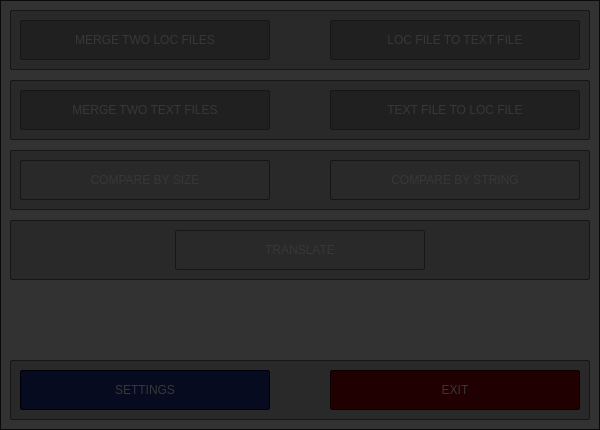
psv-git/BDOLang, file src/Forms/MainWindow.ui: the form before one commit.
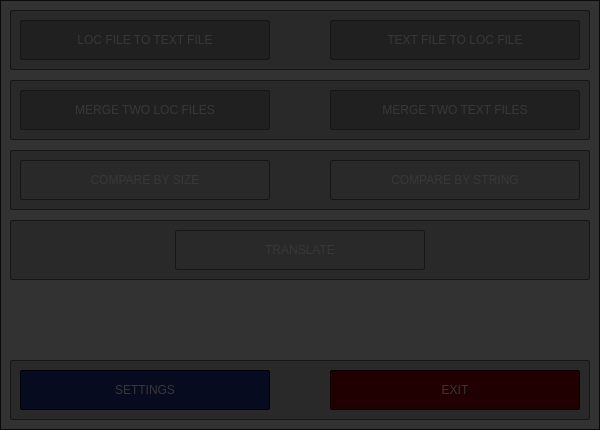
The form after the commit.

The edit to the form file:
```diff
--- a/src/Forms/MainWindow.ui
+++ b/src/Forms/MainWindow.ui
@@ -373,55 +373,13 @@
     <property name="frameShadow">
      <enum>QFrame::Raised</enum>
     </property>
-    <widget class="QPushButton" name="mbButton">
-     <property name="enabled">
-      <bool>true</bool>
-     </property>
-     <property name="geometry">
-      <rect>
-       <x>10</x>
-       <y>10</y>
-       <width>250</width>
-       <height>40</height>
-      </rect>
-     </property>
-     <property name="focusPolicy">
-      <enum>Qt::StrongFocus</enum>
-     </property>
-     <property name="contextMenuPolicy">
-      <enum>Qt::NoContextMenu</enum>
-     </property>
-     <property name="styleSheet">
-      <string notr="true">QPushButton {
-	font: 75 12pt &quot;Liberation Sans&quot;;
-	color: rgb(255, 255, 255);
-
-	background-color: rgb(150, 150, 150);
-
-	border: 1px solid  rgb(100, 100, 100);
-	border-radius: 2px;
-}
-
-QPushButton:hover {
-	background-color: rgb(160, 160, 160);
-}
-
-QPushButton:disabled {
-	background-color: rgb(190, 190, 190);
-}
-</string>
-     </property>
-     <property name="text">
-      <string>MERGE TWO LOC FILES</string>
-     </property>
-    </widget>
     <widget class="QPushButton" name="bttButton">
      <property name="enabled">
       <bool>true</bool>
      </property>
      <property name="geometry">
       <rect>
-       <x>320</x>
+       <x>10</x>
        <y>10</y>
        <width>250</width>
        <height>40</height>
@@ -457,6 +415,45 @@
       <string>LOC FILE TO TEXT FILE</string>
      </property>
     </widget>
+    <widget class="QPushButton" name="ttbButton">
+     <property name="geometry">
+      <rect>
+       <x>320</x>
+       <y>10</y>
+       <width>250</width>
+       <height>40</height>
+      </rect>
+     </property>
+     <property name="focusPolicy">
+      <enum>Qt::StrongFocus</enum>
+     </property>
+     <property name="contextMenuPolicy">
+      <enum>Qt::NoContextMenu</enum>
+     </property>
+     <property name="styleSheet">
+      <string notr="true">QPushButton {
+	font: 75 12pt &quot;Liberation Sans&quot;;
+	color: rgb(255, 255, 255);
+
+	background-color: rgb(150, 150, 150);
+
+	border: 1px solid  rgb(100, 100, 100);
+	border-radius: 2px;
+}
+
+QPushButton:hover {
+	background-color: rgb(160, 160, 160);
+}
+
+QPushButton:disabled {
+	background-color: rgb(190, 190, 190);
+}
+</string>
+     </property>
+     <property name="text">
+      <string>TEXT FILE TO LOC FILE</string>
+     </property>
+    </widget>
    </widget>
    <widget class="QFrame" name="frame2">
     <property name="geometry">
@@ -484,10 +481,13 @@
     <property name="frameShadow">
      <enum>QFrame::Raised</enum>
     </property>
-    <widget class="QPushButton" name="ttbButton">
+    <widget class="QPushButton" name="mbButton">
+     <property name="enabled">
+      <bool>true</bool>
+     </property>
      <property name="geometry">
       <rect>
-       <x>320</x>
+       <x>10</x>
        <y>10</y>
        <width>250</width>
        <height>40</height>
@@ -520,7 +520,7 @@
 </string>
      </property>
      <property name="text">
-      <string>TEXT FILE TO LOC FILE</string>
+      <string>MERGE TWO LOC FILES</string>
      </property>
     </widget>
     <widget class="QPushButton" name="mtButton">
@@ -529,7 +529,7 @@
      </property>
      <property name="geometry">
       <rect>
-       <x>10</x>
+       <x>320</x>
        <y>10</y>
        <width>250</width>
        <height>40</height>
@@ -578,6 +578,18 @@
       <height>430</height>
      </rect>
     </property>
+    <property name="minimumSize">
+     <size>
+      <width>600</width>
+      <height>430</height>
+     </size>
+    </property>
+    <property name="maximumSize">
+     <size>
+      <width>600</width>
+      <height>430</height>
+     </size>
+    </property>
     <property name="contextMenuPolicy">
      <enum>Qt::NoContextMenu</enum>
     </property>
```
